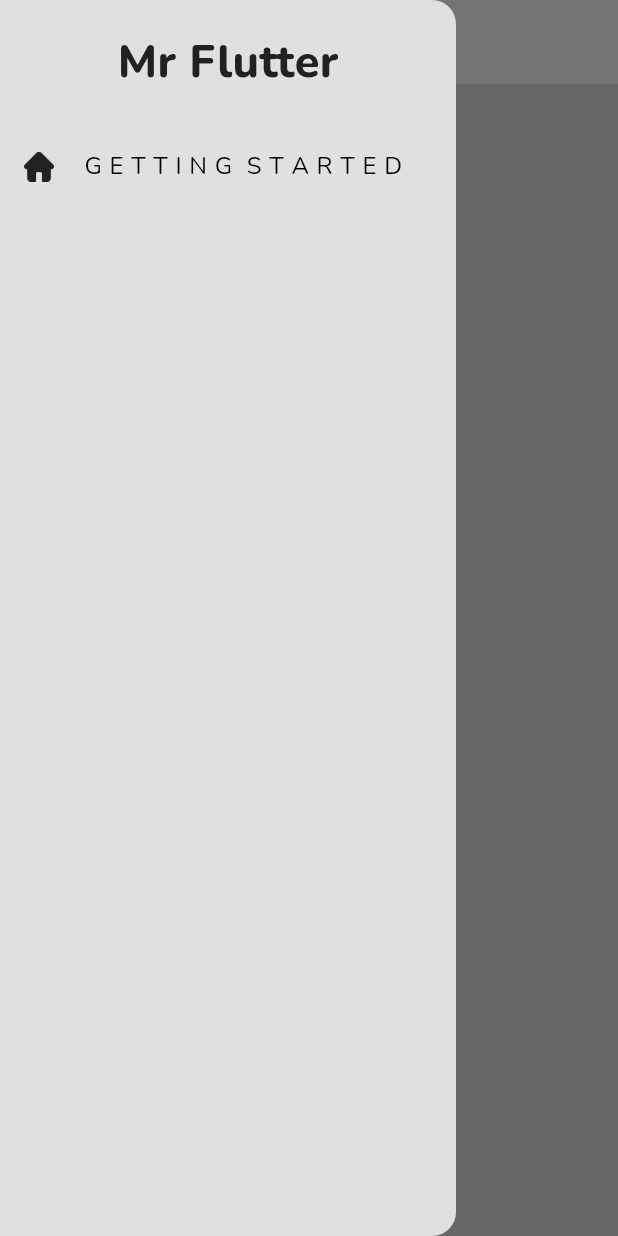
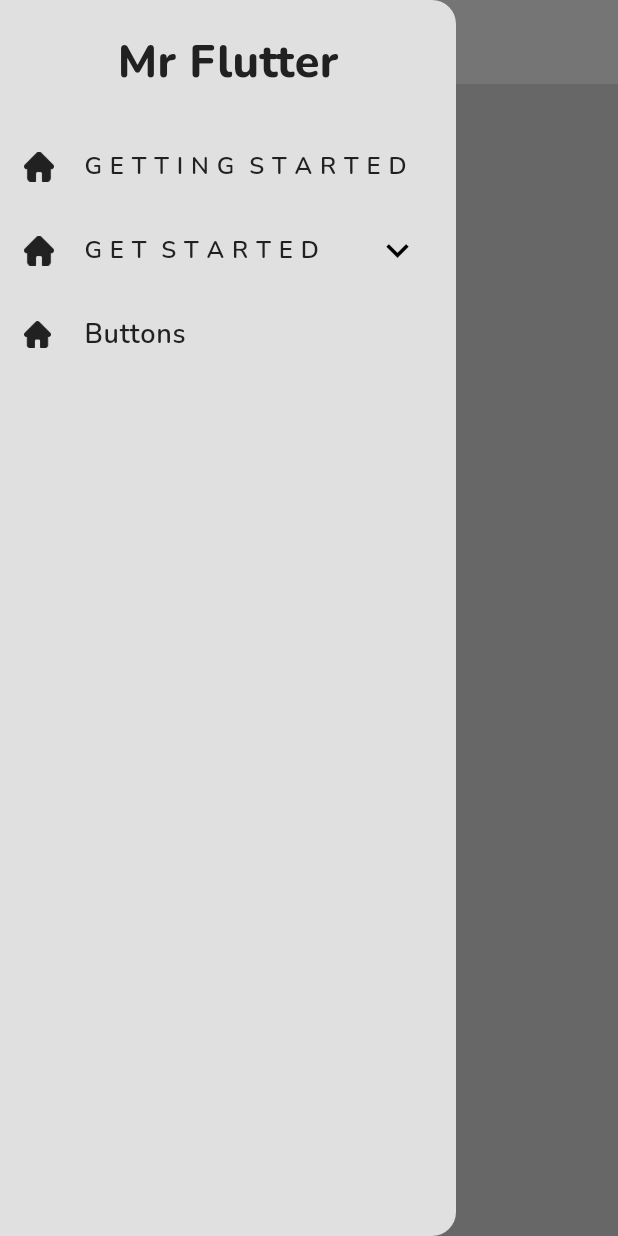
Before and after one commit to itsshahbaz07/Mr-Flutter, a Flutter app: the WebAppHomeTablet screen opened directly, with the side drawer open, on a phone screen of 412 x 824 dp. Run offline on Flutter 3.47's test engine with Material 3 defaults, Android fonts, the phone set to English and light mode, and no system bars.

Commit message:
Make Drawer for M or T & Make widget for Basic ListTile Version 1.2

```diff
--- a/lib/app/app_page.dart
+++ b/lib/app/app_page.dart
@@ -1,4 +1,6 @@
 import 'package:flutter/material.dart';
+import 'package:mr_flutter/webApp/webApp_web/common/bars/webapp_mt_home_sidebar.dart';
+import 'package:mr_flutter/webApp/webApp_web/common/bars/webapp_mt_home_topbar.dart';
 
 class AppPage extends StatelessWidget {
   const AppPage({super.key});
@@ -6,7 +8,9 @@ class AppPage extends StatelessWidget {
   @override
   Widget build(BuildContext context) {
     return Scaffold(
-      backgroundColor: Colors.grey[300],
+      backgroundColor: Theme.of(context).colorScheme.background,
+      appBar: WebAppMTHomeTopBar(),
+      drawer: WebAppMTHomeSidebar(),
     );
   }
 }
--- /dev/null
+++ b/lib/app/routepage.dart
@@ -0,0 +1,20 @@
+import 'package:flutter/material.dart';
+
+class RoutePage extends StatelessWidget {
+  const RoutePage({Key? key});
+
+  @override
+  Widget build(BuildContext context) {
+    return Scaffold(
+      appBar: AppBar(
+        leading: IconButton(
+          icon: Icon(Icons.arrow_back_ios),
+          onPressed: () {
+            Navigator.pop(context);
+          },
+        ),
+        title: Text("Route Page"),
+      ),
+    );
+  }
+}
--- /dev/null
+++ b/lib/webApp/webApp_web/common/bars/webapp_mt_home_sidebar.dart
@@ -0,0 +1,50 @@
+import 'package:flutter/material.dart';
+import 'package:mr_flutter/app/routepage.dart';
+import 'package:mr_flutter/webApp/webApp_web/common/widgets/listtile.dart';
+import 'package:mr_flutter/webApp/webApp_web/common/widgets/webapp_home_basic_listtile.dart';
+import 'package:mr_flutter/webApp/webApp_web/common/widgets/webapp_home_listtile_tabbar.dart';
+
+class WebAppMTHomeSidebar extends StatelessWidget {
+  @override
+  Widget build(BuildContext context) {
+    return Drawer(
+      backgroundColor: Theme.of(context).colorScheme.background,
+      child: SafeArea(
+        child: Column(
+          children: [
+            Container(
+              padding: EdgeInsets.all(20.0),
+              child: Text(
+                "Mr Flutter",
+                style: TextStyle(
+                  color: Theme.of(context).colorScheme.inversePrimary,
+                  fontSize: 30,
+                  fontWeight: FontWeight.w800,
+                ),
+              ),
+            ),
+            ListTile(
+              leading: Image.asset(
+                "assets/images/home.png",
+                color: Theme.of(context).colorScheme.inversePrimary,
+                height: 20,
+              ),
+              title: Text(
+                "G E T T I N G  S T A R T E D",
+                style: TextStyle(
+                  color: Theme.of(context).colorScheme.inversePrimary,
+                  fontWeight: FontWeight.w600,
+                ),
+              ),
+            ),
+            CustomListTile(
+              title: "G E T  S T A R T E D",
+              options: ["Option 1", "Option 2", "Option 3", "Option 4", "Option 5"],
+            ),
+            WebAppHomeListTileTabBar(),
+          ],
+        ),
+      ),
+    );
+  }
+}
--- /dev/null
+++ b/lib/webApp/webApp_web/common/bars/webapp_mt_home_topbar.dart
@@ -0,0 +1,25 @@
+import 'package:flutter/material.dart';
+
+class WebAppMTHomeTopBar extends StatelessWidget implements PreferredSizeWidget {
+  @override
+  Widget build(BuildContext context) {
+    return AppBar(
+      backgroundColor: Theme.of(context).colorScheme.tertiary,
+      leading: Builder(
+        builder: (context) => IconButton(
+          onPressed: () {
+            Scaffold.of(context).openDrawer();
+          },
+          icon: Image.asset(
+            "assets/images/menu.png",
+            color: Theme.of(context).colorScheme.inversePrimary,
+            height: 30,
+          ),
+        ),
+      ),
+    );
+  }
+
+  @override
+  Size get preferredSize => Size.fromHeight(kToolbarHeight);
+}
--- /dev/null
+++ b/lib/webApp/webApp_web/common/widgets/listtile.dart
@@ -0,0 +1,103 @@
+import 'package:flutter/material.dart';
+
+class CustomListTile extends StatefulWidget {
+  final String title;
+  final List<String> options;
+
+  const CustomListTile({
+    Key? key,
+    required this.title,
+    required this.options,
+  }) : super(key: key);
+
+  @override
+  _CustomListTileState createState() => _CustomListTileState();
+}
+
+class _CustomListTileState extends State<CustomListTile>
+    with SingleTickerProviderStateMixin {
+  bool _showOptions = false;
+  late AnimationController _controller;
+  late Animation<Offset> _offsetAnimation;
+
+  @override
+  void initState() {
+    super.initState();
+    _controller = AnimationController(
+      vsync: this,
+      duration: Duration(milliseconds: 300),
+    );
+    _offsetAnimation = Tween<Offset>(
+      begin: Offset.zero,
+      end: Offset(-0.5, 0),
+    ).animate(CurvedAnimation(
+      parent: _controller,
+      curve: Curves.easeInOut,
+    ));
+  }
+
+  @override
+  void dispose() {
+    _controller.dispose();
+    super.dispose();
+  }
+
+  @override
+  Widget build(BuildContext context) {
+    return Column(
+      children: [
+        ListTile(
+          title: Text(
+            widget.title,
+            style: TextStyle(
+              color: Theme.of(context).colorScheme.inversePrimary,
+              fontWeight: FontWeight.w600,
+            ),
+          ),
+          leading: Image.asset(
+            "assets/images/home.png",
+            color: Theme.of(context).colorScheme.inversePrimary,
+            height: 20,
+          ),
+          trailing: AnimatedBuilder(
+            animation: _controller,
+            builder: (context, child) {
+              return Transform.translate(
+                offset: _offsetAnimation.value,
+                child: Icon(
+                  _showOptions
+                      ? Icons.arrow_forward_ios
+                      : Icons.keyboard_arrow_down,
+                  size: _showOptions ? 24 : 30,
+                ),
+              );
+            },
+          ),
+          onTap: () {
+            setState(() {
+              _showOptions = !_showOptions;
+              if (_showOptions) {
+                _controller.forward();
+              } else {
+                _controller.reverse();
+              }
+            });
+          },
+        ),
+        if (_showOptions)
+          Column(
+            children: widget.options
+                .map(
+                  (option) => ListTile(
+                title: Text(option),
+                onTap: () {
+                  // Perform action for the selected option here
+                },
+              ),
+            )
+                .toList(),
+          ),
+      ],
+    );
+  }
+}
--- /dev/null
+++ b/lib/webApp/webApp_web/common/widgets/webapp_home_basic_listtile.dart
@@ -0,0 +1,48 @@
+import 'package:flutter/material.dart';
+
+class WebAppHomeBasicListTile extends StatefulWidget {
+  final String iconImagePath;
+  final Color iconImageColor;
+  final String title;
+  final Color titleColor;
+  final VoidCallback? onTap;
+
+  const WebAppHomeBasicListTile({
+    Key? key,
+    required this.iconImagePath,
+    required this.iconImageColor,
+    required this.title,
+    required this.titleColor,
+    required this.onTap,
+  }) : super(key: key);
+
+
+  @override
+  State<WebAppHomeBasicListTile> createState() => _WebAppHomeBasicListTileState();
+}
+
+class _WebAppHomeBasicListTileState extends State<WebAppHomeBasicListTile> {
+  @override
+  Widget build(BuildContext context) {
+    return ListTile(
+      leading: Image.asset(
+        widget.iconImagePath,
+        color: widget.iconImageColor,
+        height: 18,
+      ),
+      title: Text(
+        widget.title,
+        style: TextStyle(
+          color: widget.titleColor,
+          fontSize: 18,
+          fontWeight: FontWeight.w600,
+        ),
+      ),
+      onTap: () {
+        if (widget.onTap != null) {
+          widget.onTap!();
+        }
+      },
+    );
+  }
+}
--- /dev/null
+++ b/lib/webApp/webApp_web/common/widgets/webapp_home_listtile_tabbar.dart
@@ -0,0 +1,28 @@
+import 'package:flutter/material.dart';
+import 'package:mr_flutter/app/routepage.dart';
+import 'package:mr_flutter/webApp/webApp_web/common/widgets/webapp_home_basic_listtile.dart';
+
+class WebAppHomeListTileTabBar extends StatelessWidget {
+  const WebAppHomeListTileTabBar({super.key});
+
+  @override
+  Widget build(BuildContext context) {
+    return Column(
+      children: [
+        WebAppHomeBasicListTile(
+            iconImagePath: "assets/images/home.png",
+            iconImageColor: Theme.of(context).colorScheme.inversePrimary,
+            title: "Buttons",
+            titleColor: Theme.of(context).colorScheme.inversePrimary,
+            onTap: () {
+              Navigator.push(
+                  context,
+                  MaterialPageRoute(builder: (context) => RoutePage()
+                  ),
+              );
+            }
+        ),
+      ],
+    );
+  }
+}
--- a/lib/webApp/webApp_web/pages/home/webapp_home_mobile.dart
+++ b/lib/webApp/webApp_web/pages/home/webapp_home_mobile.dart
@@ -1,4 +1,6 @@
 import 'package:flutter/material.dart';
+import 'package:mr_flutter/webApp/webApp_web/common/bars/webapp_mt_home_sidebar.dart';
+import 'package:mr_flutter/webApp/webApp_web/common/bars/webapp_mt_home_topbar.dart';
 
 class WebAppHomeMobile extends StatefulWidget {
   const WebAppHomeMobile({super.key});
@@ -12,48 +14,8 @@ class _WebAppHomeMobileState extends State<WebAppHomeMobile> {
   Widget build(BuildContext context) {
     return Scaffold(
       backgroundColor: Theme.of(context).colorScheme.background,
-      appBar: AppBar(
-        backgroundColor: Theme.of(context).colorScheme.tertiary,
-        leading: Builder(builder: (context) => IconButton(
-          onPressed: (){
-            Scaffold.of(context).openDrawer();
-          },
-          icon: Image.asset(
-            "assets/images/menu.png",
-            color: Theme.of(context).colorScheme.inversePrimary,
-            height: 30,
-          ),
-          ),
-        ),
-      ),
-      drawer: Drawer(
-        backgroundColor: Colors.grey[300],
-        child: SafeArea(
-          child: Column(
-            children: [
-              Container(
-                padding: EdgeInsets.all(20.0), // Custom padding
-                child: Text(
-                  "Mr Flutter",
-                  style: TextStyle(
-                    color: Colors.grey[900],
-                    fontSize: 30,
-                    fontWeight: FontWeight.w800,
-                  ),
-                ),
-              ),
-              ListTile(
-                leading: Image.asset(
-                  "assets/images/home.png",
-                  color: Colors.grey[900],
-                  height: 20,
-                ),
-                title: Text("G E T T I N G  S T A R T E D"),
-              ),
-            ],
-          ),
-        ),
-      ),
+      appBar: WebAppMTHomeTopBar(),
+      drawer: WebAppMTHomeSidebar(),
     );
   }
 }
--- a/lib/webApp/webApp_web/pages/home/webapp_home_tablet.dart
+++ b/lib/webApp/webApp_web/pages/home/webapp_home_tablet.dart
@@ -1,4 +1,6 @@
 import 'package:flutter/material.dart';
+import 'package:mr_flutter/webApp/webApp_web/common/bars/webapp_mt_home_sidebar.dart';
+import 'package:mr_flutter/webApp/webApp_web/common/bars/webapp_mt_home_topbar.dart';
 
 class WebAppHomeTablet extends StatefulWidget {
   const WebAppHomeTablet({super.key});
@@ -12,48 +14,8 @@ class _WebAppHomeTabletState extends State<WebAppHomeTablet> {
   Widget build(BuildContext context) {
     return Scaffold(
       backgroundColor: Theme.of(context).colorScheme.background,
-      appBar: AppBar(
-        backgroundColor: Theme.of(context).colorScheme.tertiary,
-        leading: Builder(builder: (context) => IconButton(
-          onPressed: (){
-            Scaffold.of(context).openDrawer();
-          },
-          icon: Image.asset(
-            "assets/images/menu.png",
-            color: Theme.of(context).colorScheme.inversePrimary,
-            height: 30,
-          ),
-        ),
-        ),
-      ),
-      drawer: Drawer(
-        backgroundColor: Colors.grey[300],
-        child: SafeArea(
-          child: Column(
-            children: [
-              Container(
-                padding: EdgeInsets.all(20.0), // Custom padding
-                child: Text(
-                  "Mr Flutter",
-                  style: TextStyle(
-                    color: Colors.grey[900],
-                    fontSize: 30,
-                    fontWeight: FontWeight.w800,
-                  ),
-                ),
-              ),
-              ListTile(
-                leading: Image.asset(
-                  "assets/images/home.png",
-                  color: Colors.grey[900],
-                  height: 20,
-                ),
-                title: Text("G E T T I N G  S T A R T E D"),
-              ),
-            ],
-          ),
-        ),
-      ),
+      appBar: WebAppMTHomeTopBar(),
+      drawer: WebAppMTHomeSidebar(),
     );
   }
 }
```
